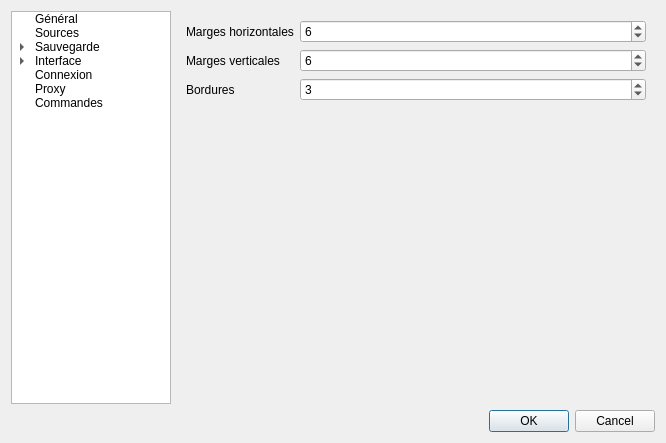
The window that ui/optionswindow.ui (XanderMld/imgbrd-grabber) describes before a commit, drawn with Qt 5.
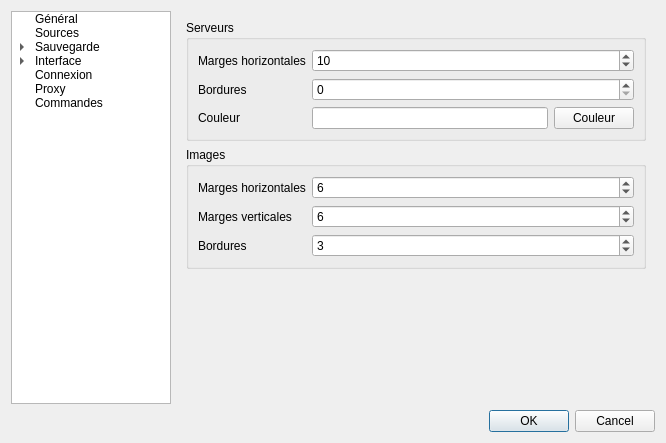
The same window after the commit. The open tabs and pages were chosen to show the change. Icons and pictures are not drawn.

```diff
--- a/ui/optionswindow.ui
+++ b/ui/optionswindow.ui
@@ -1393,6 +1393,79 @@
        </widget>
        <widget class="QWidget" name="page13">
         <layout class="QFormLayout" name="formLayout_9">
+         <property name="fieldGrowthPolicy">
+          <enum>QFormLayout::AllNonFixedFieldsGrow</enum>
+         </property>
+         <item row="0" column="0" colspan="2">
+          <widget class="QGroupBox" name="groupBox_3">
+           <property name="title">
+            <string>Serveurs</string>
+           </property>
+           <layout class="QFormLayout" name="formLayout_8">
+            <item row="0" column="0">
+             <widget class="QLabel" name="label_60">
+              <property name="text">
+               <string>Marges horizontales</string>
+              </property>
+             </widget>
+            </item>
+            <item row="0" column="1">
+             <widget class="QSpinBox" name="spinMainMargins">
+              <property name="maximum">
+               <number>200</number>
+              </property>
+              <property name="value">
+               <number>10</number>
+              </property>
+             </widget>
+            </item>
+            <item row="1" column="0">
+             <widget class="QLabel" name="label_67">
+              <property name="text">
+               <string>Bordures</string>
+              </property>
+             </widget>
+            </item>
+            <item row="1" column="1">
+             <widget class="QSpinBox" name="spinServerBorders"/>
+            </item>
+            <item row="2" column="0">
+             <widget class="QLabel" name="label_68">
+              <property name="text">
+               <string>Couleur</string>
+              </property>
+             </widget>
+            </item>
+            <item row="2" column="1">
+             <layout class="QHBoxLayout" name="horizontalLayout_16">
+              <item>
+               <widget class="QLineEdit" name="lineBorderColor"/>
+              </item>
+              <item>
+               <widget class="QPushButton" name="buttonBorderColor">
+                <property name="text">
+                 <string>Couleur</string>
+                </property>
+               </widget>
+              </item>
+             </layout>
+            </item>
+           </layout>
+           <zorder>label_60</zorder>
+           <zorder>label_60</zorder>
+           <zorder>spinMainMargins</zorder>
+           <zorder>label_67</zorder>
+           <zorder>spinServerBorders</zorder>
+           <zorder>label_68</zorder>
+           <zorder>horizontalLayoutWidget</zorder>
+          </widget>
+         </item>
+         <item row="1" column="0" colspan="2">
+          <widget class="QGroupBox" name="groupBox_2">
+           <property name="title">
+            <string>Images</string>
+           </property>
+           <layout class="QFormLayout" name="formLayout">
          <item row="0" column="0">
           <widget class="QLabel" name="label_37">
            <property name="text">
@@ -1442,6 +1515,9 @@
            <property name="value">
             <number>3</number>
            </property>
+             </widget>
+            </item>
+           </layout>
           </widget>
          </item>
         </layout>
```
Left out of the diff: 2 changed lines with no effect on the pictures. Lines whose indentation alone changed are shown as unchanged.
